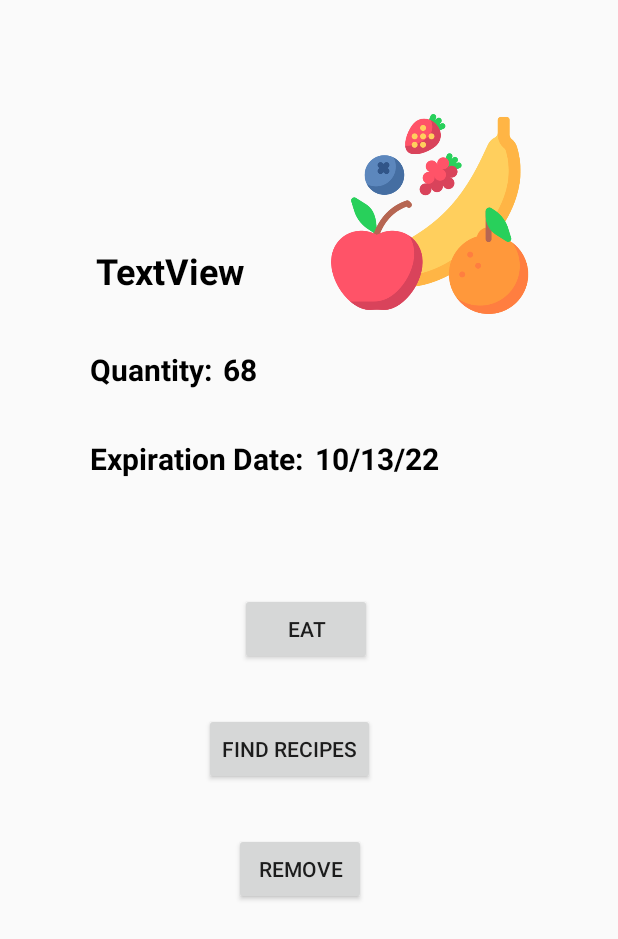
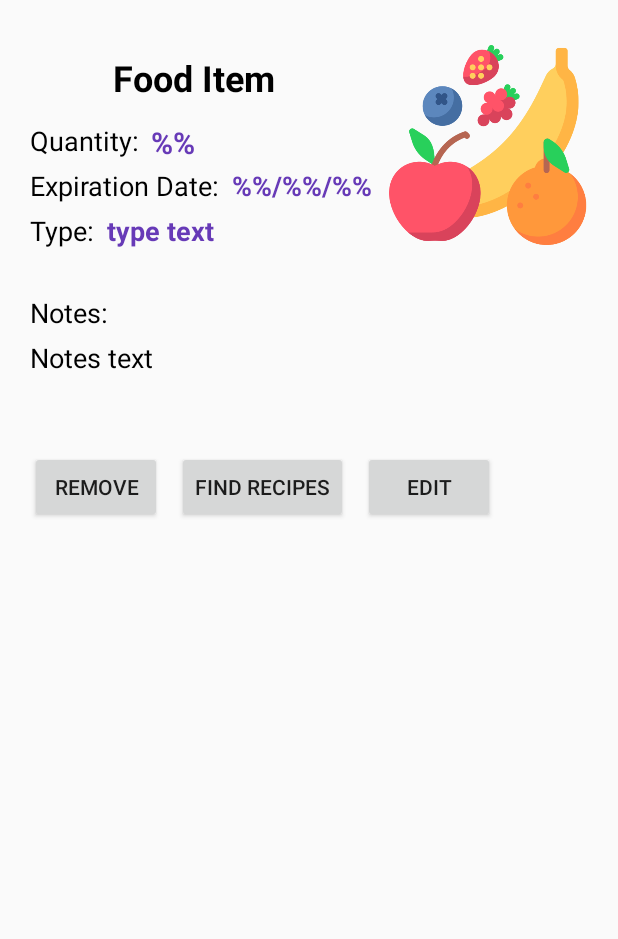
Before and after one commit to yyuanjing/Fridge_Friend, an Android app: the layout activity_view_item.xml on its own in the app's theme, with its tools: preview values and no code run, on a phone screen of 412 x 824 dp. Shown: the top 939 px of the screen. Run offline under Robolectric (Android 15) with nearby library versions, the phone set to English and light mode, and no system bars.

Commit message:
Edited menus in fragments and main activity and changed viewitem xml

```diff
--- a/app/src/main/java/com/fridgefriend/AddItemActivity.kt
+++ b/app/src/main/java/com/fridgefriend/AddItemActivity.kt
@@ -98,7 +98,7 @@ class AddItemActivity : AppCompatActivity() {
                 toast.show()
             }
             else{
-                foodList.add(Food(foodType,foodName,foodCount,foodExpire, false))
+                foodList.add(Food(foodType,foodName,foodCount,foodExpire, false, "", ""))
                 val intent2 = Intent(this, ListsActivity::class.java)
                 startActivity(intent2)
             }
--- a/app/src/main/java/com/fridgefriend/EditItemActivity.kt
+++ b/app/src/main/java/com/fridgefriend/EditItemActivity.kt
@@ -91,7 +91,7 @@ class EditItemActivity : AppCompatActivity() {
                 toast.show()
             }
             else{
-                foodList.add(Food(foodType,foodName,foodCount,foodExpire, false))
+                foodList.add(Food(foodType,foodName,foodCount,foodExpire, false, "", ""))
                 val intent2 = Intent(this, ListsActivity::class.java)
                 startActivity(intent2)
             }
--- a/app/src/main/java/com/fridgefriend/Food.kt
+++ b/app/src/main/java/com/fridgefriend/Food.kt
@@ -7,5 +7,7 @@ data class Food (
     val name: String,
     val quantity: String,
     val expiration_date: String,
-    var expired: Boolean
+    var expired: Boolean,
+    val type: String,
+    val notes: String
 )
--- a/app/src/main/res/layout/activity_main.xml
+++ b/app/src/main/res/layout/activity_main.xml
@@ -44,11 +44,11 @@
         app:layout_constraintTop_toTopOf="parent"
         app:srcCompat="@drawable/fridge" />
 
-    <!-- TODO: add OnClick to ImageView instead of a button on top of it -->
+    <!-- TODO: add OnClick to ImageView instead of a button on top of it-->
     <Button
         android:id="@+id/open_fridge_button"
-        android:layout_width="307dp"
-        android:layout_height="327dp"
+        android:layout_width="match_parent"
+        android:layout_height="match_parent"
         android:background="@android:color/transparent"
         app:layout_constraintBottom_toBottomOf="parent"
         app:layout_constraintEnd_toEndOf="parent"
--- a/app/src/main/res/layout/activity_view_item.xml
+++ b/app/src/main/res/layout/activity_view_item.xml
@@ -7,110 +7,150 @@
     tools:context=".ViewItemActivity">
 
     <TextView
-        android:id="@+id/nameView"
+        android:id="@+id/item_name_text"
         android:layout_width="wrap_content"
         android:layout_height="wrap_content"
-        android:layout_marginTop="164dp"
-        android:layout_marginEnd="56dp"
-        android:text="TextView"
+        android:layout_marginTop="35dp"
+        android:text="Food Item"
         android:textColor="#000000"
         android:textSize="24sp"
         android:textStyle="bold"
-        app:layout_constraintEnd_toStartOf="@+id/imageView"
+        app:layout_constraintEnd_toStartOf="@+id/icon_image"
+        app:layout_constraintStart_toStartOf="parent"
         app:layout_constraintTop_toTopOf="parent" />
 
     <ImageView
-        android:id="@+id/imageView"
+        android:id="@+id/icon_image"
         android:layout_width="134dp"
         android:layout_height="133dp"
-        app:layout_constraintBottom_toBottomOf="parent"
+        android:layout_marginTop="30dp"
+        android:layout_marginRight="20dp"
         app:layout_constraintEnd_toEndOf="parent"
-        app:layout_constraintHorizontal_bias="0.79"
-        app:layout_constraintStart_toStartOf="parent"
         app:layout_constraintTop_toTopOf="parent"
-        app:layout_constraintVertical_bias="0.11"
         app:srcCompat="@drawable/fruits" />
 
     <TextView
-        android:id="@+id/quantityView"
+        android:id="@+id/quantity_text"
         android:layout_width="wrap_content"
         android:layout_height="wrap_content"
-        android:layout_marginStart="60dp"
-        android:layout_marginTop="36dp"
+        android:layout_marginStart="20dp"
+        android:layout_marginTop="13dp"
         android:text="Quantity:"
         android:textColor="#000000"
-
-        android:textSize="20sp"
-        android:textStyle="bold"
+        android:textSize="18sp"
         app:layout_constraintStart_toStartOf="parent"
-        app:layout_constraintTop_toBottomOf="@+id/nameView" />
+        app:layout_constraintTop_toBottomOf="@+id/item_name_text" />
 
     <TextView
-        android:id="@+id/quantityInput"
-        android:layout_width="wrap_content"
-        android:layout_height="wrap_content"
-        android:layout_marginStart="7dp"
-        android:layout_marginTop="36dp"
-        android:text="68"
-        android:textColor="#000000"
-        android:textSize="20sp"
-        android:textStyle="bold"
-        app:layout_constraintStart_toEndOf="@+id/quantityView"
-        app:layout_constraintTop_toBottomOf="@+id/nameView" />
-
-    <TextView
-        android:id="@+id/expirationView"
-        android:layout_width="wrap_content"
-        android:layout_height="wrap_content"
-        android:layout_marginStart="60dp"
-        android:layout_marginTop="32dp"
-        android:text="Expiration Date:"
-        android:textColor="#000000"
-        android:textSize="20sp"
-        android:textStyle="bold"
-        app:layout_constraintStart_toStartOf="parent"
-        app:layout_constraintTop_toBottomOf="@+id/quantityView" />
-
-    <TextView
-        android:id="@+id/expirationInput"
+        android:id="@+id/quantity_input"
         android:layout_width="wrap_content"
         android:layout_height="wrap_content"
         android:layout_marginStart="8dp"
-        android:layout_marginTop="32dp"
-        android:text="10/13/22"
-        android:textColor="#000000"
+        android:text="%%"
+        android:textColor="#673AB7"
         android:textSize="20sp"
         android:textStyle="bold"
-        app:layout_constraintStart_toEndOf="@+id/expirationView"
-        app:layout_constraintTop_toBottomOf="@+id/quantityView" />
+        app:layout_constraintStart_toEndOf="@id/quantity_text"
+        app:layout_constraintTop_toTopOf="@id/quantity_text" />
+
+    <TextView
+        android:id="@+id/expiration_text"
+        android:layout_width="wrap_content"
+        android:layout_height="wrap_content"
+        android:layout_marginStart="20dp"
+        android:layout_marginTop="5dp"
+        android:text="Expiration Date:"
+        android:textColor="#000000"
+        android:textSize="18sp"
+        app:layout_constraintStart_toStartOf="parent"
+        app:layout_constraintTop_toBottomOf="@+id/quantity_text" />
+
+    <TextView
+        android:id="@+id/expiration_input"
+        android:layout_width="wrap_content"
+        android:layout_height="wrap_content"
+        android:layout_marginStart="8dp"
+        android:text="%%/%%/%%"
+        android:textColor="#673AB7"
+        android:textSize="18sp"
+        android:textStyle="bold"
+        app:layout_constraintStart_toEndOf="@id/expiration_text"
+        app:layout_constraintTop_toTopOf="@id/expiration_text" />
+
+    <TextView
+        android:id="@+id/type_text"
+        android:layout_width="wrap_content"
+        android:layout_height="wrap_content"
+        android:layout_marginStart="20dp"
+        android:layout_marginTop="5dp"
+        android:text="Type:"
+        android:textColor="#000000"
+        android:textSize="18sp"
+        app:layout_constraintStart_toStartOf="parent"
+        app:layout_constraintTop_toBottomOf="@+id/expiration_text" />
+
+    <TextView
+        android:id="@+id/type_input"
+        android:layout_width="wrap_content"
+        android:layout_height="wrap_content"
+        android:layout_marginStart="8dp"
+        android:text="type text"
+        android:textColor="#673AB7"
+        android:textSize="18sp"
+        android:textStyle="bold"
+        app:layout_constraintStart_toEndOf="@id/type_text"
+        app:layout_constraintTop_toTopOf="@id/type_text" />
+
+    <TextView
+        android:id="@+id/notes_text"
+        android:layout_width="wrap_content"
+        android:layout_height="wrap_content"
+        android:layout_marginStart="20dp"
+        android:layout_marginTop="30dp"
+        android:text="Notes:"
+        android:textColor="#000000"
+        android:textSize="18sp"
+        app:layout_constraintStart_toStartOf="parent"
+        app:layout_constraintTop_toBottomOf="@+id/type_text" />
+
+    <TextView
+        android:id="@+id/notes_input"
+        android:layout_width="wrap_content"
+        android:layout_height="wrap_content"
+        android:layout_marginStart="20dp"
+        android:layout_marginTop="5dp"
+        android:text="Notes text"
+        android:textColor="#000000"
+        android:textSize="18sp"
+        app:layout_constraintStart_toStartOf="parent"
+        app:layout_constraintTop_toBottomOf="@+id/notes_text"
+        app:layout_constraintWidth_max="370dp" />
 
     <Button
-        android:id="@+id/eatButton"
+        android:id="@+id/delete_button"
         android:layout_width="wrap_content"
         android:layout_height="wrap_content"
-        android:layout_marginStart="160dp"
-        android:layout_marginTop="76dp"
-        android:text="Eat"
+        android:layout_marginStart="20dp"
+        android:layout_marginTop="50dp"
+        android:text="Remove"
         app:layout_constraintStart_toStartOf="parent"
-        app:layout_constraintTop_toBottomOf="@+id/expirationView" />
+        app:layout_constraintTop_toBottomOf="@+id/notes_input" />
 
     <Button
-        android:id="@+id/recipeButton"
+        android:id="@+id/recipe_button"
         android:layout_width="wrap_content"
         android:layout_height="wrap_content"
-        android:layout_marginStart="136dp"
-        android:layout_marginTop="32dp"
+        android:layout_marginStart="10dp"
         android:text="Find Recipes"
-        app:layout_constraintStart_toStartOf="parent"
-        app:layout_constraintTop_toBottomOf="@+id/eatButton" />
+        app:layout_constraintStart_toEndOf="@+id/delete_button"
+        app:layout_constraintTop_toTopOf="@+id/delete_button" />
 
     <Button
-        android:id="@+id/removeButton"
+        android:id="@+id/edit_button"
         android:layout_width="wrap_content"
         android:layout_height="wrap_content"
-        android:layout_marginStart="156dp"
-        android:layout_marginTop="32dp"
-        android:text="Remove"
-        app:layout_constraintStart_toStartOf="parent"
-        app:layout_constraintTop_toBottomOf="@+id/recipeButton" />
+        android:layout_marginStart="10dp"
+        android:text="Edit"
+        app:layout_constraintStart_toEndOf="@+id/recipe_button"
+        app:layout_constraintTop_toTopOf="@+id/recipe_button" />
 </androidx.constraintlayout.widget.ConstraintLayout>
```
Also changed, not shown: app/src/main/java/com/fridgefriend/FridgeFragment.kt (+8 -0 lines), app/src/main/java/com/fridgefriend/HistoryFragment.kt (+8 -0 lines), app/src/main/java/com/fridgefriend/ListsActivity.kt (+5 -4 lines), app/src/main/java/com/fridgefriend/MainActivity.kt (+27 -25 lines), app/src/main/java/com/fridgefriend/ShoppingFragment.kt (+9 -0 lines), app/src/main/java/com/fridgefriend/ViewItemActivity.kt (+25 -9 lines).
